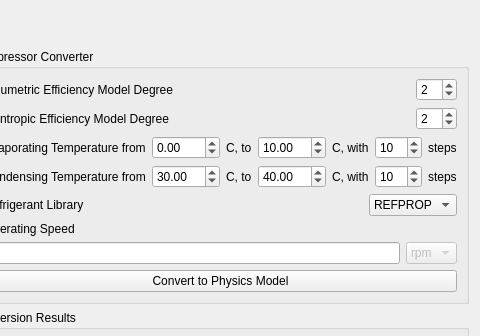
Qt form ui_files/Compressor_to_physics.ui (OmarZaki96/EGSim) before a commit; both pictures show x 386 to 866 and y 0 to 336 of the 866 by 683 pixel window.
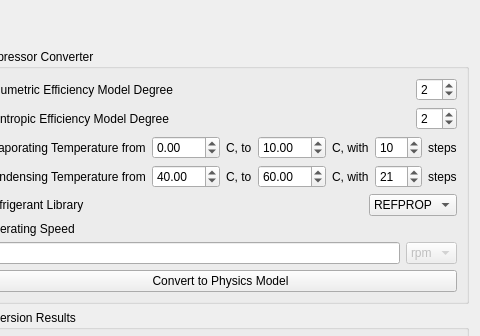
The same form after that commit.

The edit to the form file:
```diff
--- a/ui_files/Compressor_to_physics.ui
+++ b/ui_files/Compressor_to_physics.ui
@@ -203,7 +203,7 @@
              <double>100.000000000000000</double>
             </property>
             <property name="value">
-             <double>30.000000000000000</double>
+             <double>40.000000000000000</double>
             </property>
            </widget>
           </item>
@@ -223,7 +223,7 @@
              <double>100.000000000000000</double>
             </property>
             <property name="value">
-             <double>40.000000000000000</double>
+             <double>60.000000000000000</double>
             </property>
            </widget>
           </item>
@@ -243,7 +243,7 @@
              <number>100</number>
             </property>
             <property name="value">
-             <number>10</number>
+             <number>21</number>
             </property>
            </widget>
           </item>
```
